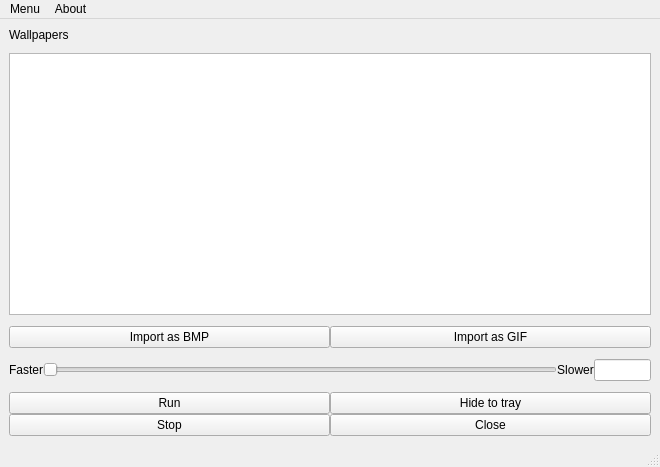
Qt form mainwindow.ui (wvovaw/gif-wallpaper-GUI) before a commit.
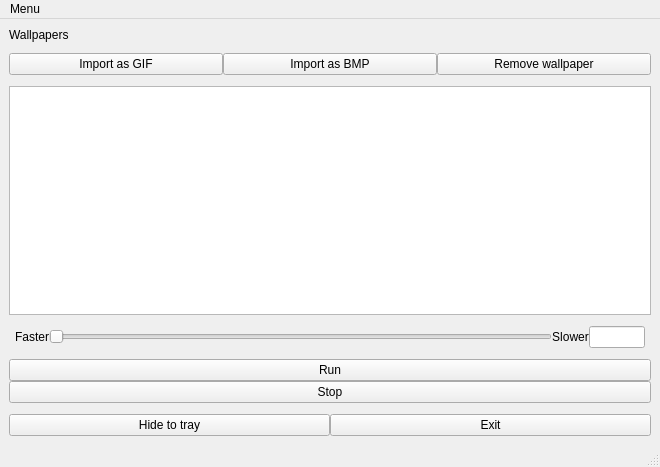
The same form after that commit.

What changed in the file:
```diff
--- a/mainwindow.ui
+++ b/mainwindow.ui
@@ -23,15 +23,14 @@
       <property name="verticalSpacing">
        <number>11</number>
       </property>
-      <item row="0" column="0">
-       <widget class="QLabel" name="label_2">
-        <property name="text">
-         <string>Wallpapers</string>
-        </property>
-       </widget>
-      </item>
-      <item row="7" column="0">
+      <item row="3" column="1">
        <layout class="QHBoxLayout" name="horizontalLayout_2" stretch="0,9,0,1">
+        <property name="leftMargin">
+         <number>6</number>
+        </property>
+        <property name="rightMargin">
+         <number>6</number>
+        </property>
         <item>
          <widget class="QLabel" name="label">
           <property name="text">
@@ -43,9 +42,12 @@
          </widget>
         </item>
         <item>
-         <widget class="QSlider" name="speedSlider">
+         <widget class="QSlider" name="delaySlider">
+          <property name="minimum">
+           <number>10</number>
+          </property>
           <property name="maximum">
-           <number>600</number>
+           <number>240</number>
           </property>
           <property name="tracking">
            <bool>true</bool>
@@ -66,40 +68,79 @@
          </widget>
         </item>
         <item>
-         <widget class="QLineEdit" name="speedEdit"/>
+         <widget class="QLineEdit" name="delayEdit">
+          <property name="layoutDirection">
+           <enum>Qt::RightToLeft</enum>
+          </property>
+          <property name="readOnly">
+           <bool>true</bool>
+          </property>
+         </widget>
         </item>
        </layout>
       </item>
-      <item row="8" column="0">
+      <item row="2" column="0">
+       <layout class="QVBoxLayout" name="verticalLayout"/>
+      </item>
+      <item row="0" column="1">
+       <widget class="QLabel" name="label_2">
+        <property name="text">
+         <string>Wallpapers</string>
+        </property>
+       </widget>
+      </item>
+      <item row="2" column="1">
+       <widget class="QListView" name="wallpapersListView">
+        <property name="font">
+         <font>
+          <pointsize>18</pointsize>
+         </font>
+        </property>
+        <property name="editTriggers">
+         <set>QAbstractItemView::NoEditTriggers</set>
+        </property>
+        <property name="spacing">
+         <number>2</number>
+        </property>
+       </widget>
+      </item>
+      <item row="1" column="1">
+       <layout class="QHBoxLayout" name="horizontalLayout_5">
+        <item>
+         <widget class="QPushButton" name="importFromGifButton">
+          <property name="text">
+           <string>Import as GIF</string>
+          </property>
+         </widget>
+        </item>
+        <item>
+         <widget class="QPushButton" name="importBmpButton">
+          <property name="text">
+           <string>Import as BMP</string>
+          </property>
+         </widget>
+        </item>
+        <item>
+         <widget class="QPushButton" name="removeWalpaper">
+          <property name="text">
+           <string>Remove wallpaper</string>
+          </property>
+         </widget>
+        </item>
+       </layout>
+      </item>
+      <item row="10" column="1">
        <layout class="QHBoxLayout" name="horizontalLayout_4">
-        <item>
-         <layout class="QGridLayout" name="gridLayout_3">
-          <item row="1" column="0">
-           <widget class="QPushButton" name="stopButton">
-            <property name="text">
-             <string>Stop</string>
-            </property>
-           </widget>
-          </item>
-          <item row="0" column="0">
-           <widget class="QPushButton" name="runButton">
-            <property name="text">
-             <string>Run</string>
-            </property>
-           </widget>
-          </item>
-         </layout>
-        </item>
         <item>
          <layout class="QGridLayout" name="gridLayout_4">
-          <item row="1" column="0">
+          <item row="1" column="1">
            <widget class="QPushButton" name="closeButton">
             <property name="text">
-             <string>Close</string>
+             <string>Exit</string>
             </property>
            </widget>
           </item>
-          <item row="0" column="0">
+          <item row="1" column="0">
            <widget class="QPushButton" name="toTrayButton">
             <property name="text">
              <string>Hide to tray</string>
@@ -110,28 +151,25 @@
         </item>
        </layout>
       </item>
-      <item row="1" column="0">
-       <widget class="QListView" name="wallpapersListView">
-        <property name="editTriggers">
-         <set>QAbstractItemView::NoEditTriggers</set>
-        </property>
-       </widget>
-      </item>
-      <item row="2" column="0">
+      <item row="4" column="1">
        <layout class="QHBoxLayout" name="horizontalLayout_3">
         <item>
-         <widget class="QPushButton" name="importBmpButton">
-          <property name="text">
-           <string>Import as BMP</string>
-          </property>
-         </widget>
-        </item>
-        <item>
-         <widget class="QPushButton" name="importFromGifButton">
-          <property name="text">
-           <string>Import as GIF</string>
-          </property>
-         </widget>
+         <layout class="QGridLayout" name="gridLayout_3">
+          <item row="1" column="0">
+           <widget class="QPushButton" name="stopButton">
+            <property name="text">
+             <string>Stop</string>
+            </property>
+           </widget>
+          </item>
+          <item row="0" column="0">
+           <widget class="QPushButton" name="runButton">
+            <property name="text">
+             <string>Run</string>
+            </property>
+           </widget>
+          </item>
+         </layout>
         </item>
        </layout>
       </item>
@@ -165,13 +203,7 @@
     <addaction name="separator"/>
     <addaction name="actionQuit"/>
    </widget>
-   <widget class="QMenu" name="menuAbout">
-    <property name="title">
-     <string>About</string>
-    </property>
-   </widget>
    <addaction name="menuMenu"/>
-   <addaction name="menuAbout"/>
   </widget>
   <widget class="QStatusBar" name="statusbar">
    <property name="sizeGripEnabled">
```
Left out of the diff: 18 changed lines with no effect on the pictures.
